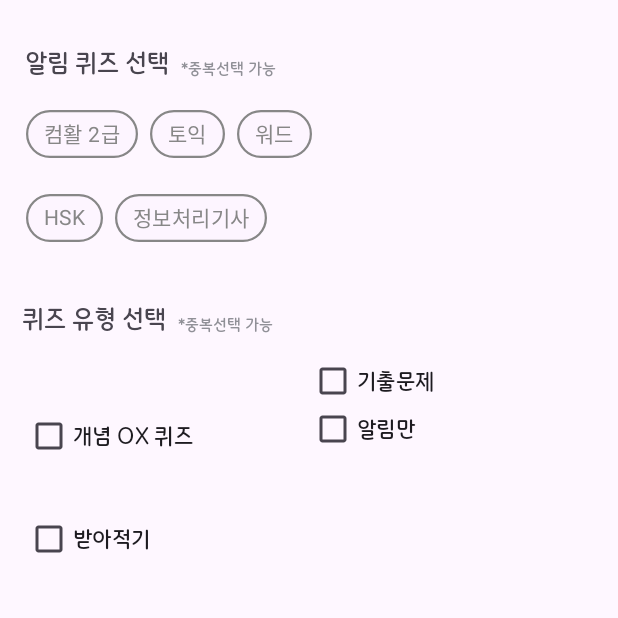
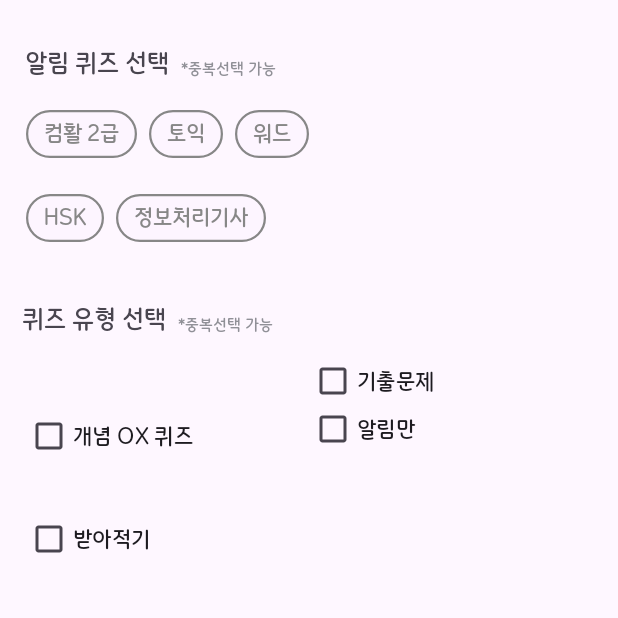
Before and after one commit to GonggakSim/Frontend, an Android app: the screen it shows after launch (MainActivity), item 3 of the bottom bar chosen, on a phone screen of 412 x 824 dp, the part 336-954 px from its top. Run offline under Robolectric (Android 15) with nearby library versions, the phone set to English and light mode, and no system bars.

Commit message:
Update fragment_notification.xml

```diff
--- a/app/src/main/res/layout/fragment_notification.xml
+++ b/app/src/main/res/layout/fragment_notification.xml
@@ -292,35 +292,40 @@
             style="@style/CustomChipStyle"
             android:layout_width="wrap_content"
             android:layout_height="wrap_content"
-            android:text="컴활 2급" />
+            android:text="컴활 2급"
+            android:textAppearance="@style/CustomChipTextAppearance" />
 
         <com.google.android.material.chip.Chip
             android:id="@+id/chip15"
             style="@style/CustomChipStyle"
             android:layout_width="wrap_content"
             android:layout_height="wrap_content"
-            android:text="토익" />
+            android:text="토익"
+            android:textAppearance="@style/CustomChipTextAppearance" />
 
         <com.google.android.material.chip.Chip
             android:id="@+id/chip14"
             style="@style/CustomChipStyle"
             android:layout_width="wrap_content"
             android:layout_height="wrap_content"
-            android:text="워드" />
+            android:text="워드"
+            android:textAppearance="@style/CustomChipTextAppearance" />
 
         <com.google.android.material.chip.Chip
             android:id="@+id/chip11"
             style="@style/CustomChipStyle"
             android:layout_width="wrap_content"
             android:layout_height="wrap_content"
-            android:text="HSK" />
+            android:text="HSK"
+            android:textAppearance="@style/CustomChipTextAppearance" />
 
         <com.google.android.material.chip.Chip
             android:id="@+id/chip12"
             style="@style/CustomChipStyle"
             android:layout_width="wrap_content"
             android:layout_height="wrap_content"
-            android:text="정보처리기사" />
+            android:text="정보처리기사"
+            android:textAppearance="@style/CustomChipTextAppearance" />
     </com.google.android.material.chip.ChipGroup>
 
 </androidx.constraintlayout.widget.ConstraintLayout>
```
